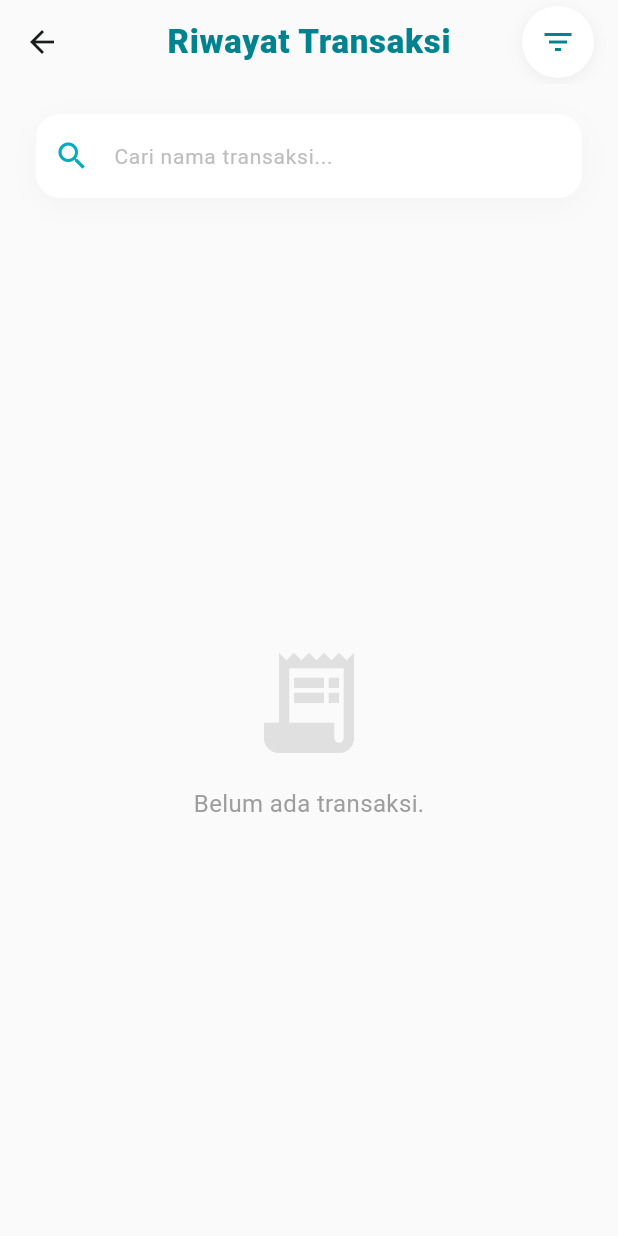
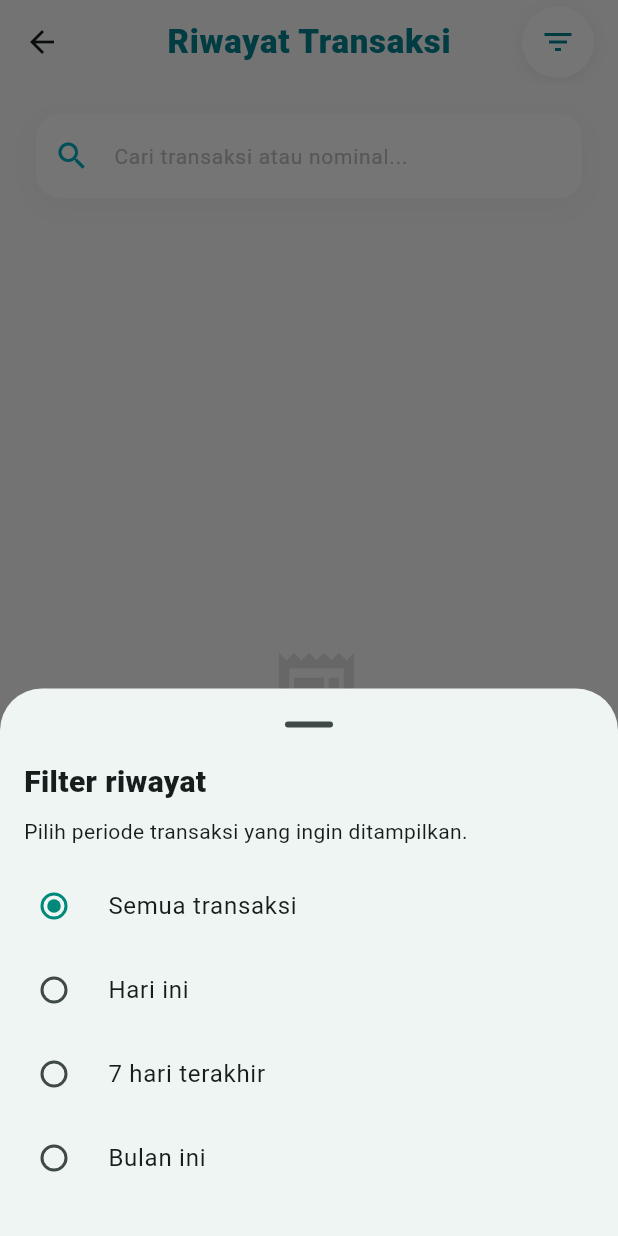
Before and after one commit to azizhadiid/Smart-Receipt-Tracker, a Flutter app: the HistoryPage screen opened directly, after a tap on the "filter list" icon, on a phone screen of 412 x 824 dp. Run offline on Flutter 3.47's test engine with Material 3 defaults, Android fonts, the phone set to English and light mode, and no system bars; our stand-ins replace file_picker, flutter_dotenv, google_sign_in, image_picker, pdf, supabase_flutter; missing offline and left inert: excel, file_saver; accounts and stored records are empty; network calls fail.

Commit message:
Search Input Sistem in History page is Done

```diff
--- a/lib/pages/history_page.dart
+++ b/lib/pages/history_page.dart
@@ -2,6 +2,8 @@ import 'package:flutter/material.dart';
 import 'package:supabase_flutter/supabase_flutter.dart';
 import 'package:intl/intl.dart';
 import 'package:smart_receipt/pages/history/transaction_detail_page.dart';
+
+enum _HistoryFilter { all, today, last7Days, thisMonth }
 
 class HistoryPage extends StatefulWidget {
   const HistoryPage({super.key});
@@ -13,12 +15,109 @@ class HistoryPage extends StatefulWidget {
 class _HistoryPageState extends State<HistoryPage> {
   List<Map<String, dynamic>> _transactions = [];
   bool _isLoading = true;
+  final TextEditingController _searchController = TextEditingController();
+  String _searchQuery = '';
+  _HistoryFilter _activeFilter = _HistoryFilter.all;
 
   @override
   void initState() {
     super.initState();
     _fetchTransactions();
   }
+
+  @override
+  void dispose() {
+    _searchController.dispose();
+    super.dispose();
+  }
+
+  List<Map<String, dynamic>> get _filteredTransactions {
+    final keyword = _searchQuery.trim().toLowerCase();
+    final now = DateTime.now();
+    final startOfToday = DateTime(now.year, now.month, now.day);
+    final startOfMonth = DateTime(now.year, now.month);
+
+    return _transactions.where((transaction) {
+      final title = (transaction['title'] ?? '').toString().toLowerCase();
+      final amount = formatRupiah(transaction['amount']).toLowerCase();
+      final dateText = formatDate(transaction['transaction_date']).toLowerCase();
+      final matchesSearch =
+          keyword.isEmpty ||
+          title.contains(keyword) ||
+          amount.contains(keyword) ||
+          dateText.contains(keyword);
+
+      final dateValue = transaction['transaction_date'];
+      final transactionDate = dateValue == null
+          ? null
+          : DateTime.tryParse(dateValue.toString())?.toLocal();
+      final matchesFilter = switch (_activeFilter) {
+        _HistoryFilter.all => true,
+        _HistoryFilter.today =>
+          transactionDate != null && !transactionDate.isBefore(startOfToday),
+        _HistoryFilter.last7Days =>
+          transactionDate != null &&
+              !transactionDate.isBefore(startOfToday.subtract(const Duration(days: 6))),
+        _HistoryFilter.thisMonth =>
+          transactionDate != null && !transactionDate.isBefore(startOfMonth),
+      };
+
+      return matchesSearch && matchesFilter;
+    }).toList();
+  }
+
+  String get _activeFilterLabel => switch (_activeFilter) {
+    _HistoryFilter.all => 'Semua transaksi',
+    _HistoryFilter.today => 'Hari ini',
+    _HistoryFilter.last7Days => '7 hari terakhir',
+    _HistoryFilter.thisMonth => 'Bulan ini',
+  };
+
+  Future<void> _showFilterSheet() async {
+    final selectedFilter = await showModalBottomSheet<_HistoryFilter>(
+      context: context,
+      showDragHandle: true,
+      builder: (sheetContext) => SafeArea(
+        child: Padding(
+          padding: const EdgeInsets.fromLTRB(16, 0, 16, 24),
+          child: Column(
+            mainAxisSize: MainAxisSize.min,
+            crossAxisAlignment: CrossAxisAlignment.start,
+            children: [
+              const Text(
+                'Filter riwayat',
+                style: TextStyle(fontSize: 20, fontWeight: FontWeight.w800),
+              ),
+              const SizedBox(height: 8),
+              const Text('Pilih periode transaksi yang ingin ditampilkan.'),
+              const SizedBox(height: 12),
+              ..._HistoryFilter.values.map(
+                (filter) => RadioListTile<_HistoryFilter>(
+                  value: filter,
+                  groupValue: _activeFilter,
+                  activeColor: const Color(0xFF00897B),
+                  contentPadding: EdgeInsets.zero,
+                  title: Text(_filterLabel(filter)),
+                  onChanged: (value) => Navigator.pop(sheetContext, value),
+                ),
+              ),
+            ],
+          ),
+        ),
+      ),
+    );
+
+    if (selectedFilter != null && mounted) {
+      setState(() => _activeFilter = selectedFilter);
+    }
+  }
+
+  String _filterLabel(_HistoryFilter filter) => switch (filter) {
+    _HistoryFilter.all => 'Semua transaksi',
+    _HistoryFilter.today => 'Hari ini',
+    _HistoryFilter.last7Days => '7 hari terakhir',
+    _HistoryFilter.thisMonth => 'Bulan ini',
+  };
 
   // --- LOGIKA MENGAMBIL DATA DARI SUPABASE ---
   Future<void> _fetchTransactions() async {
@@ -74,6 +173,9 @@ class _HistoryPageState extends State<HistoryPage> {
 
   @override
   Widget build(BuildContext context) {
+    final filteredTransactions = _filteredTransactions;
+    final hasActiveFilter = _activeFilter != _HistoryFilter.all;
+
     return Scaffold(
       backgroundColor: Colors.grey[50], // Background bersih
       appBar: AppBar(
@@ -103,11 +205,12 @@ class _HistoryPageState extends State<HistoryPage> {
               ],
             ),
             child: IconButton(
-              icon: const Icon(Icons.filter_list, color: Color(0xFF00838F)),
+              icon: Icon(
+                hasActiveFilter ? Icons.filter_alt : Icons.filter_list,
+                color: const Color(0xFF00838F),
+              ),
               tooltip: 'Filter Data',
-              onPressed: () {
-                _fetchTransactions(); // Sementara digunakan untuk tombol refresh
-              },
+              onPressed: _showFilterSheet,
             ),
           ),
         ],
@@ -133,8 +236,11 @@ class _HistoryPageState extends State<HistoryPage> {
                 ],
               ),
               child: TextField(
+                controller: _searchController,
+                onChanged: (value) => setState(() => _searchQuery = value),
+                textInputAction: TextInputAction.search,
                 decoration: InputDecoration(
-                  hintText: 'Cari nama transaksi...',
+                  hintText: 'Cari transaksi atau nominal...',
                   hintStyle: TextStyle(
                     color: Colors.grey.shade400,
                     fontSize: 14,
@@ -143,6 +249,16 @@ class _HistoryPageState extends State<HistoryPage> {
                     Icons.search,
                     color: Color(0xFF00ACC1),
                   ),
+                  suffixIcon: _searchQuery.isEmpty
+                      ? null
+                      : IconButton(
+                          tooltip: 'Hapus pencarian',
+                          icon: const Icon(Icons.close),
+                          onPressed: () {
+                            _searchController.clear();
+                            setState(() => _searchQuery = '');
+                          },
+                        ),
                   filled: true,
                   fillColor: Colors.transparent,
                   contentPadding: const EdgeInsets.symmetric(
@@ -157,6 +273,19 @@ class _HistoryPageState extends State<HistoryPage> {
               ),
             ),
           ),
+          if (hasActiveFilter)
+            Padding(
+              padding: const EdgeInsets.only(left: 24, right: 24, bottom: 12),
+              child: Align(
+                alignment: Alignment.centerLeft,
+                child: InputChip(
+                  avatar: const Icon(Icons.filter_alt, size: 18),
+                  label: Text(_activeFilterLabel),
+                  onPressed: _showFilterSheet,
+                  onDeleted: () => setState(() => _activeFilter = _HistoryFilter.all),
+                ),
+              ),
+            ),
 
           // 2. Daftar Riwayat
           Expanded(
@@ -164,19 +293,23 @@ class _HistoryPageState extends State<HistoryPage> {
                 ? const Center(
                     child: CircularProgressIndicator(color: Color(0xFF00BCD4)),
                   )
-                : _transactions.isEmpty
+                : filteredTransactions.isEmpty
                 ? Center(
                     child: Column(
                       mainAxisAlignment: MainAxisAlignment.center,
                       children: [
                         Icon(
-                          Icons.receipt_long,
+                          _transactions.isEmpty
+                              ? Icons.receipt_long
+                              : Icons.search_off_rounded,
                           size: 80,
                           color: Colors.grey.shade300,
                         ),
                         const SizedBox(height: 16),
                         Text(
-                          'Belum ada transaksi.',
+                          _transactions.isEmpty
+                              ? 'Belum ada transaksi.'
+                              : 'Tidak ada transaksi yang sesuai.',
                           style: TextStyle(
                             color: Colors.grey.shade500,
                             fontSize: 16,
@@ -193,9 +326,9 @@ class _HistoryPageState extends State<HistoryPage> {
                         parent: BouncingScrollPhysics(),
                       ),
                       padding: const EdgeInsets.symmetric(horizontal: 24.0),
-                      itemCount: _transactions.length,
+                      itemCount: filteredTransactions.length,
                       itemBuilder: (context, index) {
-                        final trx = _transactions[index];
+                        final trx = filteredTransactions[index];
                         final formattedAmount = formatRupiah(trx['amount']);
                         final formattedDate = formatDate(
                           trx['transaction_date'],
```
